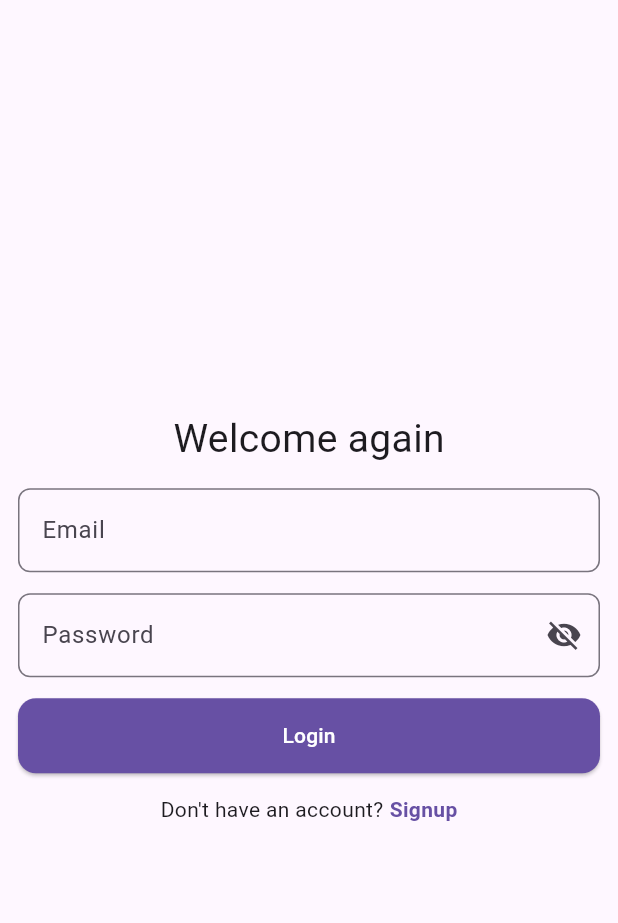
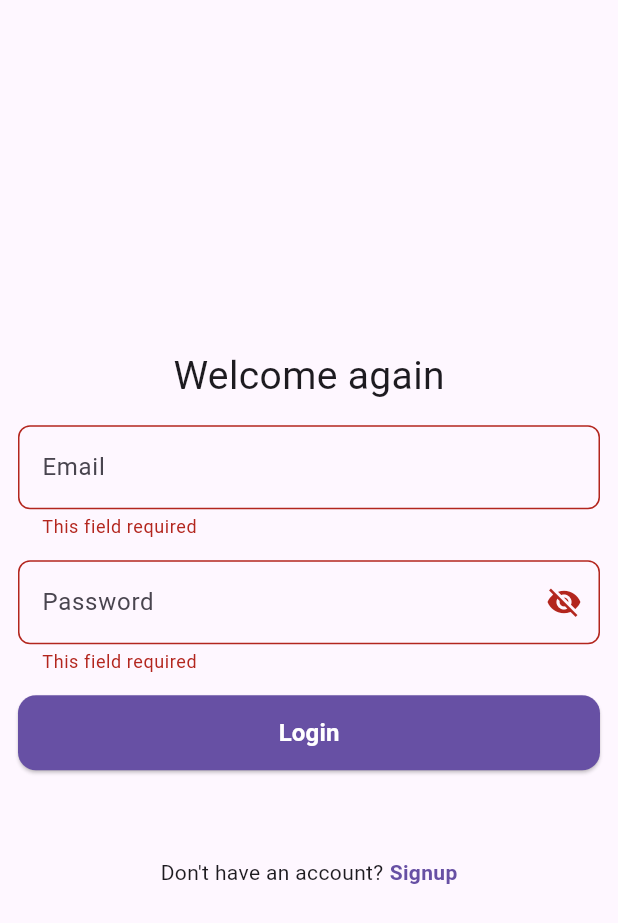
Before and after one commit to punkushal/simple-chat-app, a Flutter app: the screen it shows after launch, after a tap on "Login", on a phone screen of 412 x 824 dp. Shown: the top 923 px of the screen. Run offline on Flutter 3.47's test engine with Material 3 defaults, Android fonts, the phone set to English and light mode, and no system bars; our stand-ins replace cloud_firestore, firebase_auth, firebase_core; accounts and stored records are empty.

Commit message:
updated code and new code pushed

```diff
--- a/lib/main.dart
+++ b/lib/main.dart
@@ -1,12 +1,26 @@
 import 'package:firebase_core/firebase_core.dart';
 import 'package:flutter/material.dart';
+import 'package:provider/provider.dart';
 import 'package:simple_chat_app/firebase_options.dart';
-import 'package:simple_chat_app/screens/auth/signup_screen.dart';
+import 'package:simple_chat_app/providers/auth_provider.dart';
+import 'package:simple_chat_app/providers/chat_provider.dart';
+import 'package:simple_chat_app/providers/user_provider.dart';
+import 'package:simple_chat_app/screens/auth/login_screen.dart';
+import 'package:simple_chat_app/screens/home_screen.dart';
 
 void main() async {
   WidgetsFlutterBinding.ensureInitialized();
   await Firebase.initializeApp(options: DefaultFirebaseOptions.currentPlatform);
-  runApp(const MyApp());
+  runApp(
+    MultiProvider(
+      providers: [
+        ChangeNotifierProvider(create: (context) => AuthProvider()),
+        ChangeNotifierProvider(create: (context) => UserProvider()),
+        ChangeNotifierProvider(create: (context) => ChatProvider()),
+      ],
+      child: const MyApp(),
+    ),
+  );
 }
 
 class MyApp extends StatelessWidget {
@@ -17,12 +31,32 @@ class MyApp extends StatelessWidget {
   Widget build(BuildContext context) {
     return MaterialApp(
       title: 'Flutter Demo',
+      debugShowCheckedModeBanner: false,
       theme: ThemeData(
         primarySwatch: Colors.blue,
         visualDensity: VisualDensity.adaptivePlatformDensity,
         useMaterial3: true,
       ),
-      home: SignupScreen(),
+      home: AuthWrapper(),
     );
   }
 }
+
+class AuthWrapper extends StatelessWidget {
+  const AuthWrapper({super.key});
+
+  @override
+  Widget build(BuildContext context) {
+    return Consumer<AuthProvider>(
+      builder: (context, authProvider, child) {
+        if (authProvider.isLoading) {
+          return Scaffold(body: Center(child: CircularProgressIndicator()));
+        } else if (authProvider.currentUser != null) {
+          return const HomeScreen();
+        } else {
+          return const LoginScreen();
+        }
+      },
+    );
+  }
+}
--- a/lib/models/user_model.dart
+++ b/lib/models/user_model.dart
@@ -1,8 +1,10 @@
+import 'package:cloud_firestore/cloud_firestore.dart';
+
 class UserModel {
   final String email;
   final String name;
   final String uid;
-  final DateTime createdAt;
+  final Timestamp createdAt;
   final bool isOnline;
 
   UserModel({
--- a/lib/screens/auth/login_screen.dart
+++ b/lib/screens/auth/login_screen.dart
@@ -1,5 +1,8 @@
 import 'package:flutter/material.dart';
+import 'package:provider/provider.dart';
+import 'package:simple_chat_app/providers/auth_provider.dart';
 import 'package:simple_chat_app/screens/auth/signup_screen.dart';
+import 'package:simple_chat_app/screens/home_screen.dart';
 import 'package:simple_chat_app/services/auth_service.dart';
 import 'package:simple_chat_app/widgets/custom_button.dart';
 import 'package:simple_chat_app/widgets/custom_text_field.dart';
@@ -33,13 +36,19 @@ class _LoginScreenState extends State<LoginScreen> {
     });
   }
 
-  Future<void> onLogin() async {
+  void _handleLogin(AuthProvider authProvider) async {
     if (formKey.currentState!.validate()) {
-      await authService.loginWithEmailAndPassword(
+      final success = await authProvider.signIn(
         emailController.text.trim(),
         passwordController.text.trim(),
       );
-      return;
+
+      if (success && mounted) {
+        Navigator.pushReplacement(
+          context,
+          MaterialPageRoute(builder: (ctx) => HomeScreen()),
+        );
+      }
     }
   }
 
@@ -90,11 +99,27 @@ class _LoginScreenState extends State<LoginScreen> {
                   },
                 ),
 
-                CustomButton(
-                  buttonLabelText: 'Login',
-                  isLoading: false,
-                  onPressed: () {
-                    onLogin();
+                Consumer<AuthProvider>(
+                  builder: (context, authProvider, child) {
+                    return CustomButton(
+                      buttonLabelText: 'Login',
+                      onPressed: () => _handleLogin(authProvider),
+                      isLoading: authProvider.isLoading,
+                    );
+                  },
+                ),
+
+                const SizedBox(height: 16),
+                Consumer<AuthProvider>(
+                  builder: (context, authProvider, child) {
+                    if (authProvider.errorMessage.isNotEmpty) {
+                      return Text(
+                        authProvider.errorMessage,
+                        style: const TextStyle(color: Colors.red),
+                        textAlign: TextAlign.center,
+                      );
+                    }
+                    return const SizedBox.shrink();
                   },
                 ),
 
--- a/lib/services/auth_service.dart
+++ b/lib/services/auth_service.dart
@@ -33,7 +33,7 @@ class AuthService {
         UserModel userModel = UserModel(
           name: name,
           email: email,
-          createdAt: DateTime.now(),
+          createdAt: Timestamp.now(),
           isOnline: true,
           uid: user.uid,
         );
--- a/lib/widgets/custom_button.dart
+++ b/lib/widgets/custom_button.dart
@@ -24,7 +24,14 @@ class CustomButton extends StatelessWidget {
           borderRadius: BorderRadiusGeometry.circular(12),
         ),
       ),
-      child: Text(buttonLabelText),
+      child: isLoading
+          ? const CircularProgressIndicator(
+              valueColor: AlwaysStoppedAnimation<Color>(Colors.white),
+            )
+          : Text(
+              buttonLabelText,
+              style: const TextStyle(fontSize: 16, fontWeight: FontWeight.bold),
+            ),
     );
   }
 }
```
Also changed, not shown: lib/providers/auth_provider.dart (+86 -8 lines), lib/providers/chat_provider.dart (added, +80 -0 lines), lib/providers/user_provider.dart (added, +42 -0 lines), lib/screens/auth/signup_screen.dart (+37 -8 lines), lib/screens/chat_screen.dart (added, +81 -0 lines), lib/screens/home_screen.dart (added, +208 -0 lines), 1 other file.
